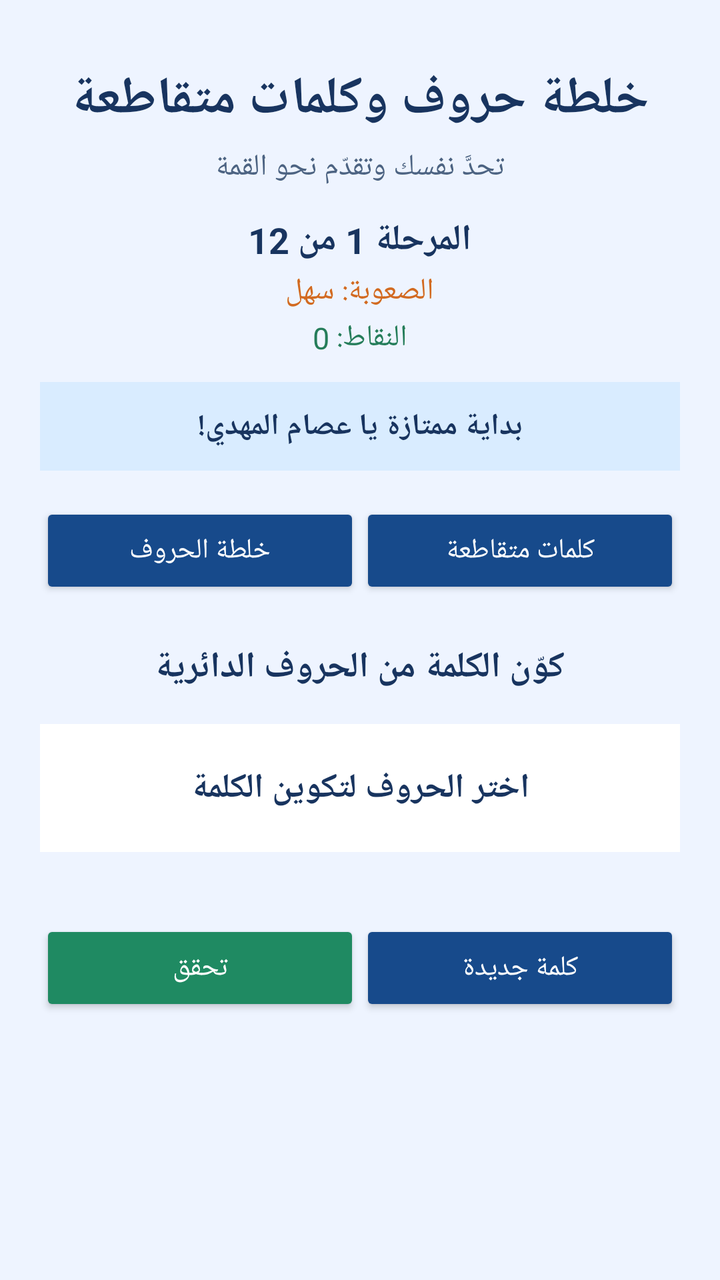
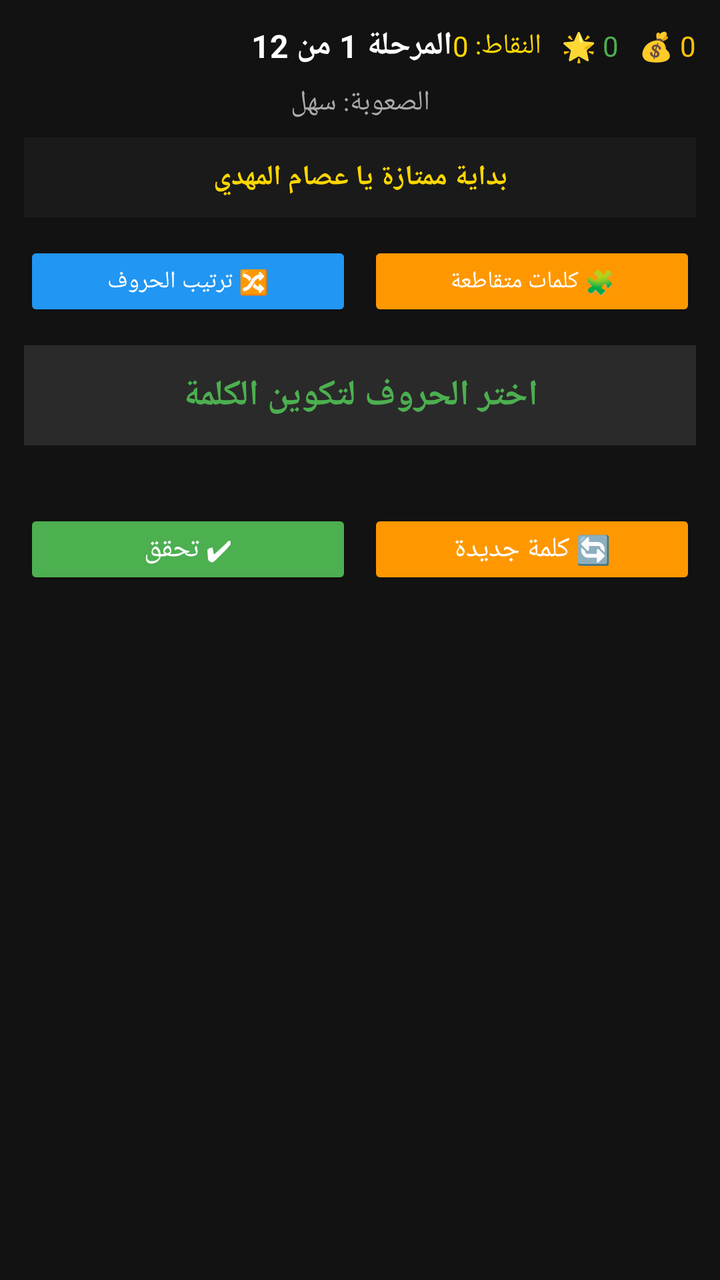

An Android layout rendered at two revisions. The XML below is the earlier revision; the diff shows what the commit changed to produce the second picture.
<!-- AndroidManifest.xml: activity theme Theme.AppCompat.NoActionBar -->
<!-- res/layout/activity_crossword.xml -->
<?xml version="1.0" encoding="utf-8"?>
<ScrollView
    xmlns:android="http://schemas.android.com/apk/res/android"
    android:layout_width="match_parent"
    android:layout_height="match_parent"
    android:background="#EEF4FF"
    android:fillViewport="true">

    <LinearLayout
        android:layout_width="match_parent"
        android:layout_height="wrap_content"
        android:orientation="vertical"
        android:gravity="center_horizontal"
        android:padding="20dp">

        <TextView
            android:layout_width="wrap_content"
            android:layout_height="wrap_content"
            android:text="خلطة حروف وكلمات متقاطعة"
            android:textColor="#18345F"
            android:textSize="26sp"
            android:textStyle="bold"
            android:gravity="center"
            android:layout_marginTop="12dp" />

        <TextView
            android:layout_width="wrap_content"
            android:layout_height="wrap_content"
            android:text="تحدَّ نفسك وتقدّم نحو القمة"
            android:textColor="#4C6382"
            android:textSize="15sp"
            android:layout_marginTop="6dp" />

        <TextView
            android:id="@+id/levelText"
            android:layout_width="wrap_content"
            android:layout_height="wrap_content"
            android:text="المرحلة 1 من 12"
            android:textColor="#18345F"
            android:textSize="18sp"
            android:textStyle="bold"
            android:layout_marginTop="14dp" />

        <TextView
            android:id="@+id/difficultyText"
            android:layout_width="wrap_content"
            android:layout_height="wrap_content"
            android:text="الصعوبة: سهل"
            android:textColor="#D26A20"
            android:textSize="15sp"
            android:layout_marginTop="3dp" />

        <TextView
            android:id="@+id/scoreText"
            android:layout_width="wrap_content"
            android:layout_height="wrap_content"
            android:text="النقاط: 0"
            android:textColor="#257D5A"
            android:textSize="15sp"
            android:layout_marginTop="3dp" />

        <TextView
            android:id="@+id/motivationText"
            android:layout_width="match_parent"
            android:layout_height="wrap_content"
            android:background="#D9ECFF"
            android:gravity="center"
            android:padding="12dp"
            android:text="بداية ممتازة يا عصام المهدي!"
            android:textColor="#18345F"
            android:textSize="15sp"
            android:textStyle="bold"
            android:layout_marginTop="12dp"
            android:layout_marginBottom="16dp" />

        <LinearLayout
            android:layout_width="match_parent"
            android:layout_height="wrap_content"
            android:orientation="horizontal">

            <Button
                android:id="@+id/scrambleModeButton"
                android:layout_width="0dp"
                android:layout_height="wrap_content"
                android:layout_weight="1"
                android:text="خلطة الحروف"
                android:textColor="#FFFFFF"
                android:backgroundTint="#174A8B"
                android:textAllCaps="false" />

            <Button
                android:id="@+id/crosswordModeButton"
                android:layout_width="0dp"
                android:layout_height="wrap_content"
                android:layout_weight="1"
                android:text="كلمات متقاطعة"
                android:textColor="#FFFFFF"
                android:backgroundTint="#174A8B"
                android:textAllCaps="false" />
        </LinearLayout>

        <LinearLayout
            android:id="@+id/scramblePanel"
            android:layout_width="match_parent"
            android:layout_height="wrap_content"
            android:orientation="vertical"
            android:gravity="center_horizontal"
            android:paddingTop="22dp">

            <TextView
                android:layout_width="wrap_content"
                android:layout_height="wrap_content"
                android:text="كوّن الكلمة من الحروف الدائرية"
                android:textColor="#18345F"
                android:textSize="18sp"
                android:textStyle="bold" />

            <TextView
                android:id="@+id/scrambleAnswer"
                android:layout_width="match_parent"
                android:layout_height="64dp"
                android:layout_marginTop="16dp"
                android:background="#FFFFFF"
                android:gravity="center"
                android:text="اختر الحروف لتكوين الكلمة"
                android:textColor="#18345F"
                android:textSize="17sp"
                android:textStyle="bold" />

            <LinearLayout
                android:id="@+id/lettersRow"
                android:layout_width="match_parent"
                android:layout_height="wrap_content"
                android:orientation="horizontal"
                android:gravity="center"
                android:layout_marginTop="16dp"
                android:layout_marginBottom="8dp" />

            <LinearLayout
                android:layout_width="match_parent"
                android:layout_height="wrap_content"
                android:orientation="horizontal"
                android:layout_marginTop="10dp">

                <Button
                    android:id="@+id/scrambleCheckButton"
                    android:layout_width="0dp"
                    android:layout_height="wrap_content"
                    android:layout_weight="1"
                    android:text="تحقق"
                    android:textColor="#FFFFFF"
                    android:backgroundTint="#1F8A62"
                    android:textAllCaps="false" />

                <Button
                    android:id="@+id/scrambleNewButton"
                    android:layout_width="0dp"
                    android:layout_height="wrap_content"
                    android:layout_weight="1"
                    android:text="كلمة جديدة"
                    android:textColor="#FFFFFF"
                    android:backgroundTint="#174A8B"
                    android:textAllCaps="false" />
            </LinearLayout>
        </LinearLayout>

        <LinearLayout
            android:id="@+id/crosswordPanel"
            android:layout_width="match_parent"
            android:layout_height="wrap_content"
            android:orientation="vertical"
            android:gravity="center_horizontal"
            android:paddingTop="20dp"
            android:visibility="gone">

            <TextView
                android:layout_width="wrap_content"
                android:layout_height="wrap_content"
                android:text="أكمل الكلمة الأفقية والعمودية"
                android:textColor="#18345F"
                android:textSize="18sp"
                android:textStyle="bold" />

            <GridLayout
                android:id="@+id/crosswordGrid"
                android:layout_width="match_parent"
                android:layout_height="wrap_content"
                android:layout_marginTop="16dp"
                android:columnCount="5"
                android:rowCount="5"
                android:padding="5dp"
                android:background="#174A8B" />

            <TextView
                android:id="@+id/crosswordStatus"
                android:layout_width="wrap_content"
                android:layout_height="wrap_content"
                android:text="املأ الخانات"
                android:textColor="#5E6D85"
                android:textSize="16sp"
                android:layout_marginTop="12dp" />

            <LinearLayout
                android:layout_width="match_parent"
                android:layout_height="wrap_content"
                android:orientation="horizontal"
                android:layout_marginTop="8dp">

                <Button
                    android:id="@+id/crosswordCheckButton"
                    android:layout_width="0dp"
                    android:layout_height="wrap_content"
                    android:layout_weight="1"
                    android:text="تحقق من الحل"
                    android:textColor="#FFFFFF"
                    android:backgroundTint="#1F8A62"
                    android:textAllCaps="false" />

                <Button
                    android:id="@+id/crosswordClearButton"
                    android:layout_width="0dp"
                    android:layout_height="wrap_content"
                    android:layout_weight="1"
                    android:text="مسح"
                    android:textColor="#FFFFFF"
                    android:backgroundTint="#174A8B"
                    android:textAllCaps="false" />
            </LinearLayout>
        </LinearLayout>
    </LinearLayout>
</ScrollView>
<!-- resources referenced by this layout -->
<resources>

</resources>

<!-- the commit's change to res/layout/activity_crossword.xml (unified diff, before → after) -->
@@ -1,231 +1,225 @@
 <?xml version="1.0" encoding="utf-8"?>
-<ScrollView
-    xmlns:android="http://schemas.android.com/apk/res/android"
+<LinearLayout xmlns:android="http://schemas.android.com/apk/res/android"
     android:layout_width="match_parent"
     android:layout_height="match_parent"
-    android:background="#EEF4FF"
-    android:fillViewport="true">
-
-    <LinearLayout
+    android:orientation="vertical"
+    android:background="#121212"
+    android:padding="12dp">
+
+    
+    <LinearLayout
+        android:layout_width="match_parent"
+        android:layout_height="wrap_content"
+        android:orientation="horizontal"
+        android:gravity="center_vertical"
+        android:layout_marginBottom="8dp">
+
+        <TextView
+            android:id="@+id/levelText"
+            android:layout_width="0dp"
+            android:layout_height="wrap_content"
+            android:layout_weight="1"
+            android:text="المرحلة 1 من 12"
+            android:textSize="16sp"
+            android:textColor="#FFFFFF"
+            android:textStyle="bold" />
+
+        <TextView
+            android:id="@+id/scoreText"
+            android:layout_width="wrap_content"
+            android:layout_height="wrap_content"
+            android:text="النقاط: 0"
+            android:textSize="14sp"
+            android:textColor="#FFD700"
+            android:layout_marginEnd="10dp" />
+
+        <TextView
+            android:id="@+id/starsText"
+            android:layout_width="wrap_content"
+            android:layout_height="wrap_content"
+            android:text="🌟 0"
+            android:textSize="14sp"
+            android:textColor="#4CAF50"
+            android:layout_marginEnd="10dp" />
+
+        <TextView
+            android:id="@+id/coinsText"
+            android:layout_width="wrap_content"
+            android:layout_height="wrap_content"
+            android:text="💰 0"
+            android:textSize="14sp"
+            android:textColor="#FFC107" />
+    </LinearLayout>
+
+    
+    <TextView
+        android:id="@+id/difficultyText"
+        android:layout_width="match_parent"
+        android:layout_height="wrap_content"
+        android:text="الصعوبة: سهل"
+        android:textSize="14sp"
+        android:textColor="#AAAAAA"
+        android:gravity="center" />
+
+    
+    <TextView
+        android:id="@+id/motivationText"
+        android:layout_width="match_parent"
+        android:layout_height="wrap_content"
+        android:text="بداية ممتازة يا عصام المهدي"
+        android:textSize="14sp"
+        android:textColor="#FFD700"
+        android:gravity="center"
+        android:background="#1A1A1A"
+        android:padding="8dp"
+        android:layout_marginTop="8dp"
+        android:minHeight="40dp"
+        android:textStyle="bold" />
+
+    
+    <LinearLayout
+        android:layout_width="match_parent"
+        android:layout_height="wrap_content"
+        android:orientation="horizontal"
+        android:layout_marginTop="12dp">
+
+        <Button
+            android:id="@+id/scrambleModeButton"
+            android:layout_width="0dp"
+            android:layout_height="40dp"
+            android:layout_weight="1"
+            android:text="🔀 ترتيب الحروف"
+            android:backgroundTint="#2196F3"
+            android:textColor="#FFFFFF"
+            android:layout_marginEnd="4dp"
+            android:textSize="12sp" />
+
+        <Button
+            android:id="@+id/crosswordModeButton"
+            android:layout_width="0dp"
+            android:layout_height="40dp"
+            android:layout_weight="1"
+            android:text="🧩 كلمات متقاطعة"
+            android:backgroundTint="#FF9800"
+            android:textColor="#FFFFFF"
+            android:layout_marginStart="4dp"
+            android:textSize="12sp" />
+    </LinearLayout>
+
+    
+    <LinearLayout
+        android:id="@+id/scramblePanel"
         android:layout_width="match_parent"
         android:layout_height="wrap_content"
         android:orientation="vertical"
-        android:gravity="center_horizontal"
-        android:padding="20dp">
-
-        <TextView
-            android:layout_width="wrap_content"
-            android:layout_height="wrap_content"
-            android:text="خلطة حروف وكلمات متقاطعة"
-            android:textColor="#18345F"
-            android:textSize="26sp"
-            android:textStyle="bold"
+        android:layout_marginTop="12dp">
+
+        <TextView
+            android:id="@+id/scrambleAnswer"
+            android:layout_width="match_parent"
+            android:layout_height="wrap_content"
+            android:text="اختر الحروف لتكوين الكلمة"
+            android:textSize="18sp"
+            android:textColor="#4CAF50"
             android:gravity="center"
-            android:layout_marginTop="12dp" />
-
-        <TextView
-            android:layout_width="wrap_content"
-            android:layout_height="wrap_content"
-            android:text="تحدَّ نفسك وتقدّم نحو القمة"
-            android:textColor="#4C6382"
-            android:textSize="15sp"
-            android:layout_marginTop="6dp" />
-
-        <TextView
-            android:id="@+id/levelText"
-            android:layout_width="wrap_content"
-            android:layout_height="wrap_content"
-            android:text="المرحلة 1 من 12"
-            android:textColor="#18345F"
-            android:textSize="18sp"
-            android:textStyle="bold"
-            android:layout_marginTop="14dp" />
-
-        <TextView
-            android:id="@+id/difficultyText"
-            android:layout_width="wrap_content"
-            android:layout_height="wrap_content"
-            android:text="الصعوبة: سهل"
-            android:textColor="#D26A20"
-            android:textSize="15sp"
-            android:layout_marginTop="3dp" />
-
-        <TextView
-            android:id="@+id/scoreText"
-            android:layout_width="wrap_content"
-            android:layout_height="wrap_content"
-            android:text="النقاط: 0"
-            android:textColor="#257D5A"
-            android:textSize="15sp"
-            android:layout_marginTop="3dp" />
-
-        <TextView
-            android:id="@+id/motivationText"
-            android:layout_width="match_parent"
-            android:layout_height="wrap_content"
-            android:background="#D9ECFF"
+            android:background="#2A2A2A"
+            android:padding="12dp"
+            android:minHeight="50dp"
+            android:textStyle="bold" />
+
+        <LinearLayout
+            android:id="@+id/lettersRow"
+            android:layout_width="wrap_content"
+            android:layout_height="wrap_content"
+            android:layout_gravity="center"
+            android:layout_marginTop="16dp"
+            android:orientation="horizontal" />
+
+        <LinearLayout
+            android:layout_width="match_parent"
+            android:layout_height="wrap_content"
+            android:orientation="horizontal"
+            android:layout_marginTop="16dp"
+            android:gravity="center">
+
+            <Button
+                android:id="@+id/scrambleCheckButton"
+                android:layout_width="0dp"
+                android:layout_height="40dp"
+                android:layout_weight="1"
+                android:text="✔ تحقق"
+                android:backgroundTint="#4CAF50"
+                android:textColor="#FFFFFF"
+                android:layout_marginEnd="4dp" />
+
+            <Button
+                android:id="@+id/scrambleNewButton"
+                android:layout_width="0dp"
+                android:layout_height="40dp"
+                android:layout_weight="1"
+                android:text="🔄 كلمة جديدة"
+                android:backgroundTint="#FF9800"
+                android:textColor="#FFFFFF"
+                android:layout_marginStart="4dp" />
+        </LinearLayout>
+    </LinearLayout>
+
+    
+    <LinearLayout
+        android:id="@+id/crosswordPanel"
+        android:layout_width="match_parent"
+        android:layout_height="wrap_content"
+        android:orientation="vertical"
+        android:layout_marginTop="12dp"
+        android:visibility="gone">
+
+        <TextView
+            android:id="@+id/crosswordStatus"
+            android:layout_width="match_parent"
+            android:layout_height="wrap_content"
+            android:text="املأ الخانات - المحاولات: 3"
+            android:textSize="14sp"
+            android:textColor="#FFFFFF"
             android:gravity="center"
-            android:padding="12dp"
-            android:text="بداية ممتازة يا عصام المهدي!"
-            android:textColor="#18345F"
-            android:textSize="15sp"
-            android:textStyle="bold"
+            android:background="#1E1E1E"
+            android:padding="8dp" />
+
+        <GridLayout
+            android:id="@+id/crosswordGrid"
+            android:layout_width="match_parent"
+            android:layout_height="wrap_content"
             android:layout_marginTop="12dp"
-            android:layout_marginBottom="16dp" />
+            android:layout_gravity="center"
+            android:background="#1E1E1E"
+            android:padding="4dp" />
 
         <LinearLayout
             android:layout_width="match_parent"
             android:layout_height="wrap_content"
-            android:orientation="horizontal">
-
-            <Button
-                android:id="@+id/scrambleModeButton"
-                android:layout_width="0dp"
-                android:layout_height="wrap_content"
-                android:layout_weight="1"
-                android:text="خلطة الحروف"
-                android:textColor="#FFFFFF"
-                android:backgroundTint="#174A8B"
-                android:textAllCaps="false" />
-
-            <Button
-                android:id="@+id/crosswordModeButton"
-                android:layout_width="0dp"
-                android:layout_height="wrap_content"
-                android:layout_weight="1"
-                android:text="كلمات متقاطعة"
-                android:textColor="#FFFFFF"
-                android:backgroundTint="#174A8B"
-                android:textAllCaps="false" />
+            android:orientation="horizontal"
+            android:layout_marginTop="12dp"
+            android:gravity="center">
+
+            <Button
+                android:id="@+id/crosswordCheckButton"
+                android:layout_width="0dp"
+                android:layout_height="40dp"
+                android:layout_weight="1"
+                android:text="✔ تحقق"
+                android:backgroundTint="#4CAF50"
+                android:textColor="#FFFFFF"
+                android:layout_marginEnd="4dp" />
+
+            <Button
+                android:id="@+id/crosswordClearButton"
+                android:layout_width="0dp"
+                android:layout_height="40dp"
+                android:layout_weight="1"
+                android:text="🧹 مسح الكل"
+                android:backgroundTint="#F44336"
+                android:textColor="#FFFFFF"
+                android:layout_marginStart="4dp" />
         </LinearLayout>
-
-        <LinearLayout
-            android:id="@+id/scramblePanel"
-            android:layout_width="match_parent"
-            android:layout_height="wrap_content"
-            android:orientation="vertical"
-            android:gravity="center_horizontal"
-            android:paddingTop="22dp">
-
-            <TextView
-                android:layout_width="wrap_content"
-                android:layout_height="wrap_content"
-                android:text="كوّن الكلمة من الحروف الدائرية"
-                android:textColor="#18345F"
-                android:textSize="18sp"
-                android:textStyle="bold" />
-
-            <TextView
-                android:id="@+id/scrambleAnswer"
-                android:layout_width="match_parent"
-                android:layout_height="64dp"
-                android:layout_marginTop="16dp"
-                android:background="#FFFFFF"
-                android:gravity="center"
-                android:text="اختر الحروف لتكوين الكلمة"
-                android:textColor="#18345F"
-                android:textSize="17sp"
-                android:textStyle="bold" />
-
-            <LinearLayout
-                android:id="@+id/lettersRow"
-                android:layout_width="match_parent"
-                android:layout_height="wrap_content"
-                android:orientation="horizontal"
-                android:gravity="center"
-                android:layout_marginTop="16dp"
-                android:layout_marginBottom="8dp" />
-
-            <LinearLayout
-                android:layout_width="match_parent"
-                android:layout_height="wrap_content"
-                android:orientation="horizontal"
-                android:layout_marginTop="10dp">
-
-                <Button
-                    android:id="@+id/scrambleCheckButton"
-                    android:layout_width="0dp"
-                    android:layout_height="wrap_content"
-                    android:layout_weight="1"
-                    android:text="تحقق"
-                    android:textColor="#FFFFFF"
-                    android:backgroundTint="#1F8A62"
-                    android:textAllCaps="false" />
-
-                <Button
-                    android:id="@+id/scrambleNewButton"
-                    android:layout_width="0dp"
-                    android:layout_height="wrap_content"
-                    android:layout_weight="1"
-                    android:text="كلمة جديدة"
-                    android:textColor="#FFFFFF"
-                    android:backgroundTint="#174A8B"
-                    android:textAllCaps="false" />
-            </LinearLayout>
-        </LinearLayout>
-
-        <LinearLayout
-            android:id="@+id/crosswordPanel"
-            android:layout_width="match_parent"
-            android:layout_height="wrap_content"
-            android:orientation="vertical"
-            android:gravity="center_horizontal"
-            android:paddingTop="20dp"
-            android:visibility="gone">
-
-            <TextView
-                android:layout_width="wrap_content"
-                android:layout_height="wrap_content"
-                android:text="أكمل الكلمة الأفقية والعمودية"
-                android:textColor="#18345F"
-                android:textSize="18sp"
-                android:textStyle="bold" />
-
-            <GridLayout
-                android:id="@+id/crosswordGrid"
-                android:layout_width="match_parent"
-                android:layout_height="wrap_content"
-                android:layout_marginTop="16dp"
-                android:columnCount="5"
-                android:rowCount="5"
-                android:padding="5dp"
-                android:background="#174A8B" />
-
-            <TextView
-                android:id="@+id/crosswordStatus"
-                android:layout_width="wrap_content"
-                android:layout_height="wrap_content"
-                android:text="املأ الخانات"
-                android:textColor="#5E6D85"
-                android:textSize="16sp"
-                android:layout_marginTop="12dp" />
-
-            <LinearLayout
-                android:layout_width="match_parent"
-                android:layout_height="wrap_content"
-                android:orientation="horizontal"
-                android:layout_marginTop="8dp">
-
-                <Button
-                    android:id="@+id/crosswordCheckButton"
-                    android:layout_width="0dp"
-                    android:layout_height="wrap_content"
-                    android:layout_weight="1"
-                    android:text="تحقق من الحل"
-                    android:textColor="#FFFFFF"
-                    android:backgroundTint="#1F8A62"
-                    android:textAllCaps="false" />
-
-                <Button
-                    android:id="@+id/crosswordClearButton"
-                    android:layout_width="0dp"
-                    android:layout_height="wrap_content"
-                    android:layout_weight="1"
-                    android:text="مسح"
-                    android:textColor="#FFFFFF"
-                    android:backgroundTint="#174A8B"
-                    android:textAllCaps="false" />
-            </LinearLayout>
-        </LinearLayout>
-    </LinearLayout>
-</ScrollView>
+    </LinearLayout>
+
+</LinearLayout>
